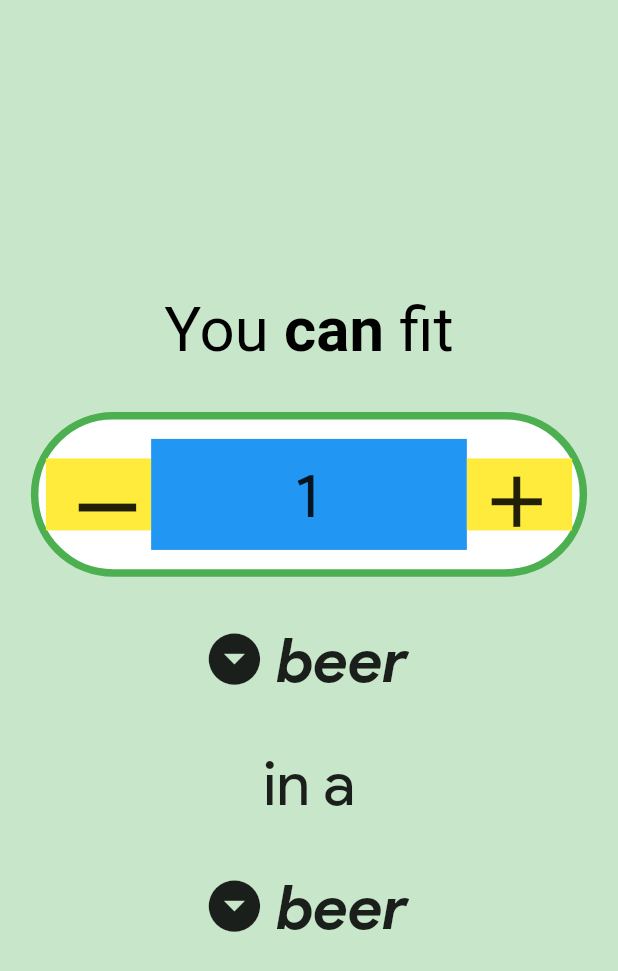
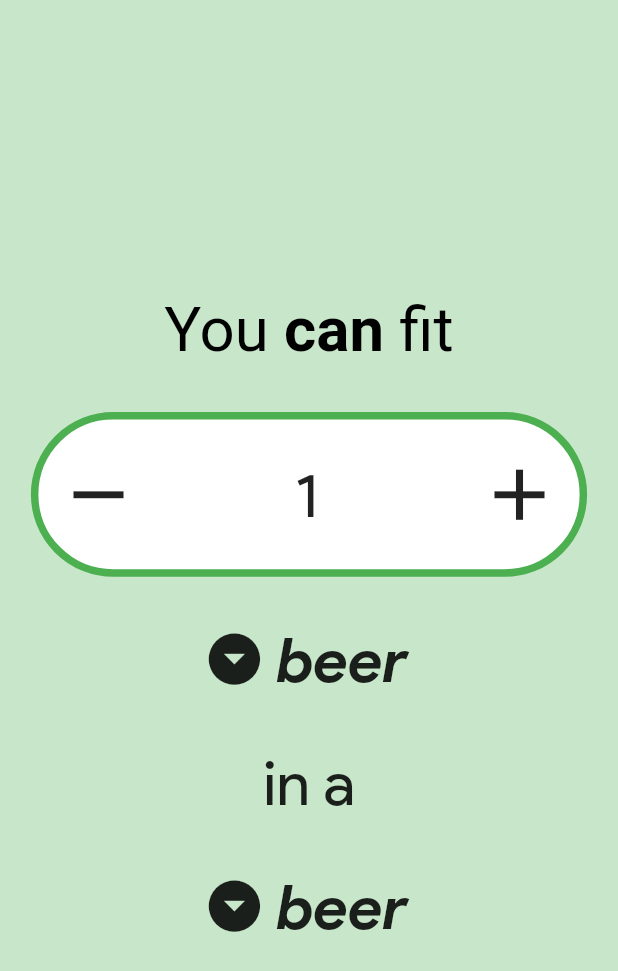
Before and after one commit to weronkagolonka/Flutter, a Flutter app: the screen it shows after launch, on a phone screen of 412 x 824 dp. Shown: the top 971 px of the screen. Run offline on Flutter 3.47's test engine with Material 2 defaults, Android fonts, the phone set to English and light mode, and no system bars.

Commit message:
UI changes

```diff
--- a/does_it_fit/lib/screens/DisplayCalc.dart
+++ b/does_it_fit/lib/screens/DisplayCalc.dart
@@ -177,17 +177,18 @@ class _DisplayCalc extends State<DisplayCalc> {
                 alignment: Alignment.center,
                 child: Row(
                   mainAxisSize: MainAxisSize.max,
-                  mainAxisAlignment: MainAxisAlignment.spaceAround,
-                  crossAxisAlignment: CrossAxisAlignment.center,
+                  mainAxisAlignment: MainAxisAlignment.center,
+                  crossAxisAlignment: CrossAxisAlignment.stretch,
                   children: <Widget>[
                     Expanded(
                       //long tap - number changes faster
                       child: Container(
-                        color: Colors.yellow,
+                        //height: 70,
+                        //alignment: Alignment(0,0),
+                        //color: Colors.yellow,
                         child: IconButton(
-                          alignment: Alignment.centerLeft,
-                          padding: EdgeInsets.only(left: 8),
-                          icon: Icon(Icons.remove, size: mainHeight*0.08,),
+                          padding: EdgeInsets.all(0),
+                          icon: Icon(Icons.remove, size: mainHeight*0.07,),
                           onPressed: () {
                             setState(() {
                               if(howmany1 > 0) {
@@ -204,7 +205,8 @@ class _DisplayCalc extends State<DisplayCalc> {
                     Expanded(
                       flex: 3,
                       child: Container(
-                        color: Colors.blue,
+                        //color: Colors.blue,
+                        alignment: Alignment.center,
                         //margin: EdgeInsets.symmetric(vertical: mainHeight*0.01),
                         child: TextField(
                           focusNode: myFocus,
@@ -219,7 +221,7 @@ class _DisplayCalc extends State<DisplayCalc> {
                             hintText: howmany1.toString(),
                             hintStyle: TextStyle(fontSize: mainHeight*0.05),
                             border: InputBorder.none,
-                            //contentPadding: EdgeInsets.symmetric(vertical: mainHeight*0.005),
+                            //contentPadding: EdgeInsets.all(0),
                           ),
                           controller: myController,
                           onChanged: (String input) {
@@ -237,10 +239,10 @@ class _DisplayCalc extends State<DisplayCalc> {
                     ),
                     Expanded(
                       child: Container(
-                        color: Colors.yellow,
+                        //color: Colors.yellow,
+                        //alignment: Alignment.center,
                         child: IconButton(
-                          alignment: Alignment.centerRight,
-                          padding: EdgeInsets.only(right: 8),
+                          padding: EdgeInsets.all(0),
                           icon: Icon(Icons.add, size: mainHeight*0.07),
                           onPressed: () {
                             setState(() {
```
